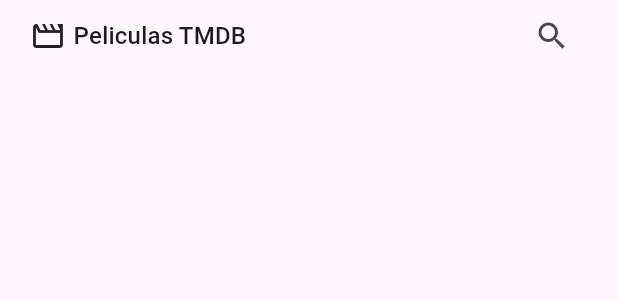
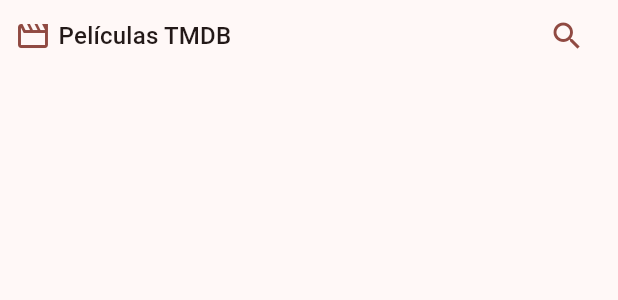
Before and after one commit to mariadelcarmenvargasmartinez4-hash/MCVM_MOVIES, a Flutter app: the CustomAppBar widget shown alone on an empty page, opened directly, on a phone screen of 412 x 824 dp. Shown: the top 300 px of the screen. Run offline on Flutter 3.47's test engine with Material 3 defaults, Android fonts, the light colour scheme and no system bars; our stand-ins replace card_swiper, flutter_riverpod; statements that could not run were skipped.

Commit message:
add: Uso de estructura limpia

```diff
--- a/lib/Presentation/screens/movies/home_screen.dart
+++ b/lib/Presentation/screens/movies/home_screen.dart
@@ -1,11 +1,13 @@
+
 import 'package:flutter/material.dart';
-import 'package:mcvm_movie/Presentation/views/views.dart';
+
 class HomeScreen extends StatelessWidget {
   const HomeScreen({super.key});
+
   @override
   Widget build(BuildContext context) {
     return Scaffold(
-      body: HomeView(),
+      body: HomeView()
     );
   }
 }
--- /dev/null
+++ b/lib/Presentation/screens/screens.dart
@@ -0,0 +1 @@
+export 'package:mcvm_movie/presentation/screens/movies/home_screen.dart';
--- a/lib/Presentation/views/views.dart
+++ b/lib/Presentation/views/views.dart
@@ -1 +1 @@
-export 'package:mcvm_movie/Presentation/views/movies/home_view.dart';
+export 'package:mcvm_movie/presentation/views/movies/home_view.dart';
--- a/lib/Presentation/widgets/shared/Custom_appbar.dart
+++ b/lib/Presentation/widgets/shared/Custom_appbar.dart
@@ -1,30 +1,32 @@
 import 'package:flutter/material.dart';
 
-class CustomAppBar extends StatelessWidget{
+class CustomAppBar extends StatelessWidget {
   const CustomAppBar({super.key});
 
   @override
   Widget build(BuildContext context) {
 
-    final colors =Theme.of(context).colorScheme;
-    final textStyle = Theme.of(context).textTheme.titleMedium;
+    final colors = Theme.of(context).colorScheme;
+    final tittleStyle = Theme.of(context).textTheme.titleMedium;
+
 
     return SafeArea(
-       bottom: false,
-       left: false,
-       child:Padding(
-        padding: EdgeInsetsGeometry.symmetric(horizontal: 20),
-        child: Row(
-          children: [
-           Icon(Icons.movie_outlined),
-           SizedBox(width: 5),
-            Text('Peliculas TMDB', style: textStyle,),
+      bottom: false,
+      left: false,
+      child: Padding(
+        padding: EdgeInsetsGeometry.symmetric(horizontal: 10),
+        child: SizedBox(
+          width: double.infinity,
+          child: Row(children: [
+            Icon(Icons.movie_outlined, color: colors.primary),
+            SizedBox(width: 5),
+            Text('Películas TMDB', style: tittleStyle),
             Spacer(),
             IconButton(
-              icon: Icon(Icons.search),
-              onPressed: (){},
-            ),
-          ],
+              onPressed: () {},
+              icon: Icon(Icons.search, color: colors.primary),
+            )
+          ]),
         ),
       ),
     );
--- a/lib/Presentation/widgets/widgets.dart
+++ /dev/null
@@ -1,3 +0,0 @@
-
-export  'package:mcvm_movie/Presentation/widgets/movies/movies_slideshow.dart';
-export 'package:mcvm_movie/Presentation/widgets/shared/Custom_appbar.dart';
--- /dev/null
+++ b/lib/config/theme/app_theme.dart
@@ -0,0 +1,9 @@
+import 'package:flutter/material.dart';
+
+class AppTheme {
+
+  ThemeData getTheme() => ThemeData(
+    colorSchemeSeed: Colors.red,
+  );
+
+}
--- a/lib/domain/domain.dart
+++ b/lib/domain/domain.dart
@@ -1 +1 @@
- export 'package:mcvm_movie/domain/entities/movie.dart';
+export 'package:mcvm_movie/domain/entities/movie.dart';
--- a/lib/domain/entities/movie.dart
+++ b/lib/domain/entities/movie.dart
@@ -1,4 +1,3 @@
-
 class Movie {
   final bool adult;
   final String backdropPath;
@@ -30,4 +29,5 @@ class Movie {
     required this.video,
     required this.voteAverage,
     required this.voteCount,
-    });}
+  });
+}
--- a/lib/main.dart
+++ b/lib/main.dart
@@ -1,23 +1,28 @@
+import 'package:mcvm_movie/config/theme/app_theme.dart';
 import 'package:flutter/material.dart';
-import 'package:mcvm_movie/Presentation/screens/movies/home_screen.dart';
+import 'package:flutter_riverpod/flutter_riverpod.dart';
+
+import 'presentation/screens/movies/home_screen.dart';
 
 void main() {
-  runApp(const McvmMovieApp());
+  runApp(
+    ProviderScope(
+      child: const MainApp()
+    )
+  );
 }
 
-class McvmMovieApp extends StatelessWidget {
-  const McvmMovieApp({super.key});
+class MainApp extends StatelessWidget {
+  const MainApp({super.key});
+  // Dependencias a instalar:
+  // animate_do, card_swiper, dio, flutter_dotenv, flutter_riverpod, go_router, youtube_player_flutter
 
   @override
   Widget build(BuildContext context) {
     return MaterialApp(
-      title: 'MCVM Movie',
+      home: HomeScreen(),
       debugShowCheckedModeBanner: false,
-      theme: ThemeData(
-        useMaterial3: true,
-        colorSchemeSeed: Colors.deepPurple,
-      ),
-      home: const HomeScreen(),
+      theme: AppTheme().getTheme(),
     );
   }
 }
```
Also changed, not shown: lib/Presentation/views/movies/home_view.dart (+8 -9 lines), lib/Presentation/widgets/movies/movies_slideshow.dart (+14 -17 lines), lib/Presentation/widgets/widget.dart (added). Lines whose indentation alone changed are shown as unchanged.
